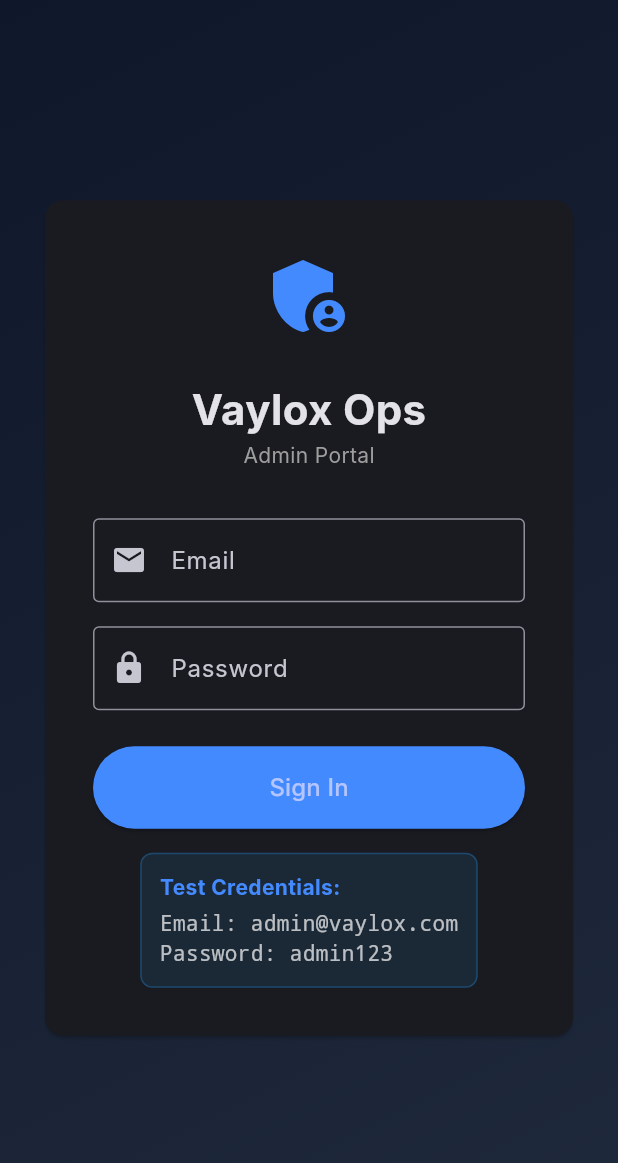
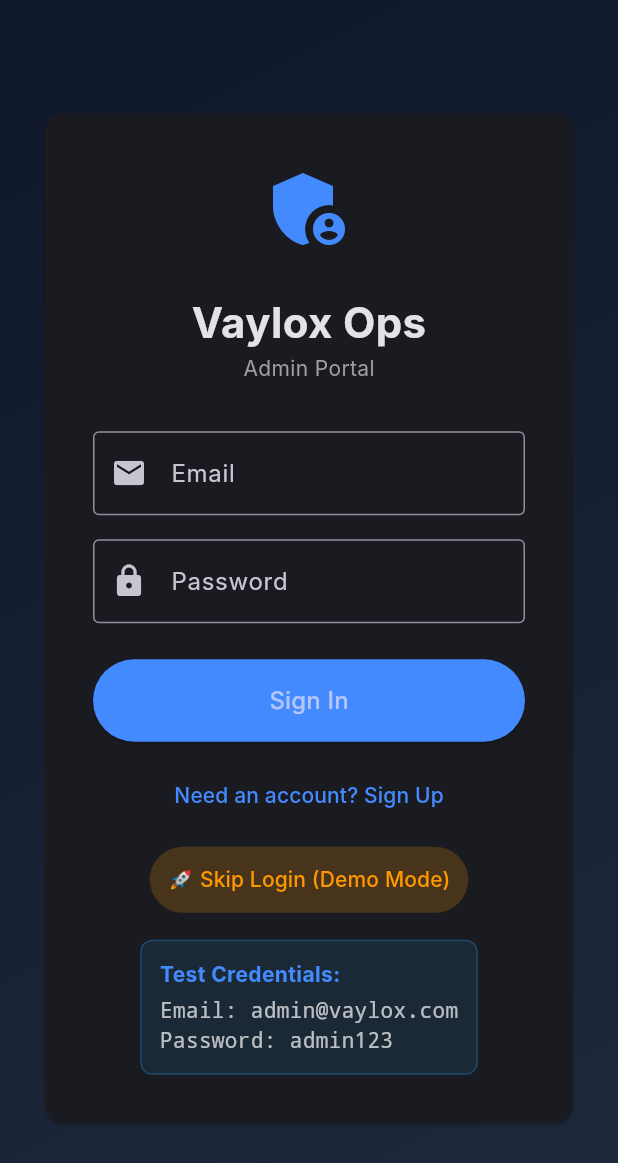
Before and after one commit to pwfacts/vaylox-ops-admin, a Flutter app: the WebLoginScreen screen opened directly, on a phone screen of 412 x 824 dp. Shown: the top 1163 px of the screen. Run offline on Flutter 3.47's test engine with Material 3 defaults, Android fonts, the phone set to English and light mode, and no system bars; our stand-ins replace animate_do, connectivity_plus, dio, flutter_riverpod, geolocator, google_maps_flutter and 8 more; missing offline and left inert: encrypt, excel, google_mlkit_face_detection; accounts and stored records are empty; Roboto replaces fonts that are missing (Inter).

Commit message:
Add auth bypass and signup options for testing
- Add signup functionality for creating new users
- Add temporary bypass login button for demo mode
- Toggle between signin/signup modes
- Skip authentication to test admin dashboard directly
- Better error handling for both login and signup

```diff
--- a/lib/main_web.dart
+++ b/lib/main_web.dart
@@ -232,6 +232,50 @@ class _WebLoginScreenState extends State<WebLoginScreen> {
   final _emailController = TextEditingController();
   final _passwordController = TextEditingController();
   bool _isLoading = false;
+  bool _isSignup = false;
+
+  Future<void> _signup() async {
+    setState(() => _isLoading = true);
+    try {
+      print('Attempting signup with email: ${_emailController.text.trim()}');
+      final response = await Supabase.instance.client.auth.signUp(
+        email: _emailController.text.trim(),
+        password: _passwordController.text,
+      );
+      print('Signup response: ${response.session != null ? 'Success' : 'Check email'}');
+
+      if (mounted) {
+        ScaffoldMessenger.of(context).showSnackBar(
+          SnackBar(
+            content: Text(response.session != null
+                ? 'Account created successfully!'
+                : 'Check your email for verification link'),
+            backgroundColor: Colors.green,
+          ),
+        );
+      }
+    } catch (e) {
+      print('Signup error: $e');
+      if (mounted) {
+        ScaffoldMessenger.of(context).showSnackBar(
+          SnackBar(
+            content: Text('Signup failed: $e'),
+            backgroundColor: Colors.red,
+            duration: const Duration(seconds: 5),
+          ),
+        );
+      }
+    } finally {
+      if (mounted) setState(() => _isLoading = false);
+    }
+  }
+
+  void _bypassLogin() {
+    // Temporary bypass for testing
+    Navigator.of(context).pushReplacement(
+      MaterialPageRoute(builder: (_) => const WebAdminHome()),
+    );
+  }
 
   Future<void> _login() async {
     setState(() => _isLoading = true);
@@ -330,7 +374,7 @@ class _WebLoginScreenState extends State<WebLoginScreen> {
                     SizedBox(
                       width: double.infinity,
                       child: ElevatedButton(
-                        onPressed: _isLoading ? null : _login,
+                        onPressed: _isLoading ? null : (_isSignup ? _signup : _login),
                         style: ElevatedButton.styleFrom(
                           padding: const EdgeInsets.all(16),
                           backgroundColor: Colors.blueAccent,
@@ -343,10 +387,41 @@ class _WebLoginScreenState extends State<WebLoginScreen> {
                                   strokeWidth: 2,
                                 ),
                               )
-                            : const Text(
-                                'Sign In',
-                                style: TextStyle(fontSize: 16),
+                            : Text(
+                                _isSignup ? 'Create Account' : 'Sign In',
+                                style: const TextStyle(fontSize: 16),
                               ),
+                      ),
+                    ),
+                    const SizedBox(height: 12),
+                    Row(
+                      mainAxisAlignment: MainAxisAlignment.center,
+                      children: [
+                        TextButton(
+                          onPressed: () {
+                            setState(() {
+                              _isSignup = !_isSignup;
+                            });
+                          },
+                          child: Text(
+                            _isSignup
+                                ? 'Already have account? Sign In'
+                                : 'Need an account? Sign Up',
+                            style: const TextStyle(color: Colors.blueAccent),
+                          ),
+                        ),
+                      ],
+                    ),
+                    const SizedBox(height: 8),
+                    TextButton(
+                      onPressed: _bypassLogin,
+                      style: TextButton.styleFrom(
+                        backgroundColor: Colors.orange.withOpacity(0.2),
+                        padding: const EdgeInsets.all(12),
+                      ),
+                      child: const Text(
+                        '🚀 Skip Login (Demo Mode)',
+                        style: TextStyle(color: Colors.orange),
                       ),
                     ),
                     const SizedBox(height: 16),
```
